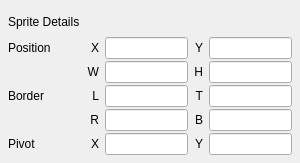
Old version of the form worldeditor/src/editors/textureedit/spriteelement.ui in the repository thunder-engine/thunder.
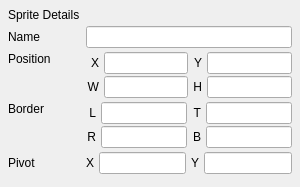
New version of the form.

Commit message: - Sprite element name editor - Recalculation of the bounding box for the mesh

Diff of the .ui file:
```diff
--- a/worldeditor/src/editors/textureedit/spriteelement.ui
+++ b/worldeditor/src/editors/textureedit/spriteelement.ui
@@ -7,13 +7,19 @@
     <x>0</x>
     <y>0</y>
     <width>300</width>
-    <height>163</height>
+    <height>187</height>
    </rect>
   </property>
   <property name="windowTitle">
    <string>Sprite Details</string>
   </property>
-  <layout class="QGridLayout" name="gridLayout">
+  <layout class="QFormLayout" name="formLayout">
+   <property name="horizontalSpacing">
+    <number>6</number>
+   </property>
+   <property name="verticalSpacing">
+    <number>4</number>
+   </property>
    <property name="leftMargin">
     <number>8</number>
    </property>
@@ -26,26 +32,25 @@
    <property name="bottomMargin">
     <number>8</number>
    </property>
-   <property name="horizontalSpacing">
-    <number>6</number>
-   </property>
-   <property name="verticalSpacing">
-    <number>2</number>
-   </property>
+   <item row="0" column="0">
+    <widget class="QLabel" name="label">
+     <property name="text">
+      <string>Sprite Details</string>
+     </property>
+    </widget>
+   </item>
    <item row="3" column="1">
-    <widget class="QLabel" name="wLabel">
-     <property name="text">
-      <string>W</string>
+    <layout class="QGridLayout" name="gridLayout_2">
+     <property name="horizontalSpacing">
+      <number>5</number>
      </property>
-     <property name="alignment">
-      <set>Qt::AlignRight|Qt::AlignTrailing|Qt::AlignVCenter</set>
+     <property name="verticalSpacing">
+      <number>2</number>
      </property>
-    </widget>
-   </item>
-   <item row="4" column="2">
-    <widget class="QLineEdit" name="borderEditL"/>
-   </item>
-   <item row="1" column="1">
+     <item row="0" column="1">
+      <widget class="QLineEdit" name="xEdit"/>
+     </item>
+     <item row="0" column="0">
     <widget class="QLabel" name="xLabel">
      <property name="text">
       <string> X</string>
@@ -55,7 +60,33 @@
      </property>
     </widget>
    </item>
-   <item row="3" column="3">
+     <item row="0" column="2">
+      <widget class="QLabel" name="yLabel">
+       <property name="text">
+        <string>Y</string>
+       </property>
+       <property name="alignment">
+        <set>Qt::AlignRight|Qt::AlignTrailing|Qt::AlignVCenter</set>
+       </property>
+      </widget>
+     </item>
+     <item row="0" column="3">
+      <widget class="QLineEdit" name="yEdit"/>
+     </item>
+     <item row="1" column="0">
+      <widget class="QLabel" name="wLabel">
+       <property name="text">
+        <string>W</string>
+       </property>
+       <property name="alignment">
+        <set>Qt::AlignRight|Qt::AlignTrailing|Qt::AlignVCenter</set>
+       </property>
+      </widget>
+     </item>
+     <item row="1" column="1">
+      <widget class="QLineEdit" name="wEdit"/>
+     </item>
+     <item row="1" column="2">
     <widget class="QLabel" name="hLabel">
      <property name="text">
       <string>H</string>
@@ -65,80 +96,36 @@
      </property>
     </widget>
    </item>
-   <item row="3" column="4">
+     <item row="1" column="3">
     <widget class="QLineEdit" name="hEdit"/>
    </item>
-   <item row="3" column="2">
-    <widget class="QLineEdit" name="wEdit"/>
+    </layout>
    </item>
-   <item row="6" column="3">
-    <widget class="QLabel" name="pivotY">
-     <property name="text">
-      <string>Y</string>
-     </property>
-     <property name="alignment">
-      <set>Qt::AlignRight|Qt::AlignTrailing|Qt::AlignVCenter</set>
-     </property>
-    </widget>
-   </item>
-   <item row="4" column="1">
-    <widget class="QLabel" name="borderL">
-     <property name="text">
-      <string> L</string>
-     </property>
-     <property name="alignment">
-      <set>Qt::AlignRight|Qt::AlignTrailing|Qt::AlignVCenter</set>
-     </property>
-    </widget>
-   </item>
-   <item row="6" column="1">
-    <widget class="QLabel" name="pivotX">
-     <property name="text">
-      <string>X</string>
-     </property>
-     <property name="alignment">
-      <set>Qt::AlignRight|Qt::AlignTrailing|Qt::AlignVCenter</set>
-     </property>
-    </widget>
-   </item>
-   <item row="1" column="0">
-    <widget class="QLabel" name="positionLabel">
-     <property name="text">
-      <string>Position</string>
-     </property>
-    </widget>
-   </item>
-   <item row="1" column="2">
-    <widget class="QLineEdit" name="xEdit"/>
-   </item>
-   <item row="1" column="3">
-    <widget class="QLabel" name="yLabel">
-     <property name="text">
-      <string>Y</string>
-     </property>
-     <property name="alignment">
-      <set>Qt::AlignRight|Qt::AlignTrailing|Qt::AlignVCenter</set>
-     </property>
-    </widget>
-   </item>
-   <item row="6" column="0">
-    <widget class="QLabel" name="pivotLabel">
-     <property name="text">
-      <string>Pivot</string>
-     </property>
-    </widget>
-   </item>
-   <item row="4" column="4">
-    <widget class="QLineEdit" name="borderEditT"/>
-   </item>
-   <item row="4" column="0">
+   <item row="5" column="0">
     <widget class="QLabel" name="borderLabel">
      <property name="text">
       <string>Border</string>
      </property>
+     <property name="alignment">
+      <set>Qt::AlignLeading|Qt::AlignLeft|Qt::AlignTop</set>
+     </property>
     </widget>
    </item>
-   <item row="4" column="3">
+   <item row="5" column="1">
+    <layout class="QGridLayout" name="gridLayout">
+     <property name="horizontalSpacing">
+      <number>5</number>
+     </property>
+     <property name="verticalSpacing">
+      <number>2</number>
+     </property>
+     <item row="0" column="3">
+      <widget class="QLineEdit" name="borderEditT"/>
+     </item>
+     <item row="0" column="1">
+      <widget class="QLineEdit" name="borderEditL"/>
+     </item>
+     <item row="0" column="2">
     <widget class="QLabel" name="borderT">
      <property name="text">
       <string>T</string>
@@ -148,22 +135,17 @@
      </property>
     </widget>
    </item>
-   <item row="6" column="2">
-    <widget class="QLineEdit" name="pivotXEdit"/>
-   </item>
-   <item row="1" column="4">
-    <widget class="QLineEdit" name="yEdit"/>
-   </item>
-   <item row="6" column="4">
-    <widget class="QLineEdit" name="pivotYEdit"/>
-   </item>
-   <item row="5" column="2">
-    <widget class="QLineEdit" name="borderEditR"/>
-   </item>
-   <item row="5" column="4">
-    <widget class="QLineEdit" name="borderEditB"/>
-   </item>
-   <item row="5" column="1">
+     <item row="0" column="0">
+      <widget class="QLabel" name="borderL">
+       <property name="text">
+        <string> L</string>
+       </property>
+       <property name="alignment">
+        <set>Qt::AlignRight|Qt::AlignTrailing|Qt::AlignVCenter</set>
+       </property>
+      </widget>
+     </item>
+     <item row="1" column="0">
     <widget class="QLabel" name="borderR">
      <property name="text">
       <string>R</string>
@@ -173,14 +155,10 @@
      </property>
     </widget>
    </item>
-   <item row="0" column="0">
-    <widget class="QLabel" name="label">
-     <property name="text">
-      <string>Sprite Details</string>
-     </property>
-    </widget>
-   </item>
-   <item row="5" column="3">
+     <item row="1" column="1">
+      <widget class="QLineEdit" name="borderEditR"/>
+     </item>
+     <item row="1" column="2">
     <widget class="QLabel" name="borderB">
      <property name="text">
       <string>B</string>
@@ -189,6 +167,71 @@
       <set>Qt::AlignRight|Qt::AlignTrailing|Qt::AlignVCenter</set>
      </property>
     </widget>
+     </item>
+     <item row="1" column="3">
+      <widget class="QLineEdit" name="borderEditB"/>
+     </item>
+    </layout>
+   </item>
+   <item row="7" column="0">
+    <widget class="QLabel" name="pivotLabel">
+     <property name="text">
+      <string>Pivot</string>
+     </property>
+    </widget>
+   </item>
+   <item row="7" column="1">
+    <layout class="QHBoxLayout" name="horizontalLayout_5">
+     <property name="spacing">
+      <number>5</number>
+     </property>
+     <item>
+      <widget class="QLabel" name="pivotX">
+       <property name="text">
+        <string>X</string>
+       </property>
+       <property name="alignment">
+        <set>Qt::AlignRight|Qt::AlignTrailing|Qt::AlignVCenter</set>
+       </property>
+      </widget>
+     </item>
+     <item>
+      <widget class="QLineEdit" name="pivotXEdit"/>
+     </item>
+     <item>
+      <widget class="QLabel" name="pivotY">
+       <property name="text">
+        <string>Y</string>
+       </property>
+       <property name="alignment">
+        <set>Qt::AlignRight|Qt::AlignTrailing|Qt::AlignVCenter</set>
+       </property>
+      </widget>
+     </item>
+     <item>
+      <widget class="QLineEdit" name="pivotYEdit"/>
+     </item>
+    </layout>
+   </item>
+   <item row="3" column="0">
+    <widget class="QLabel" name="positionLabel">
+     <property name="text">
+      <string>Position</string>
+     </property>
+     <property name="alignment">
+      <set>Qt::AlignLeading|Qt::AlignLeft|Qt::AlignTop</set>
+     </property>
+    </widget>
+   </item>
+   <item row="2" column="0">
+    <widget class="QLabel" name="labelName">
+     <property name="text">
+      <string>Name</string>
+     </property>
+    </widget>
+   </item>
+   <item row="2" column="1">
+    <widget class="QLineEdit" name="nameEdit"/>
    </item>
   </layout>
  </widget>
```
Lines whose indentation alone changed are shown as unchanged. The commit also changes 8 other files.
